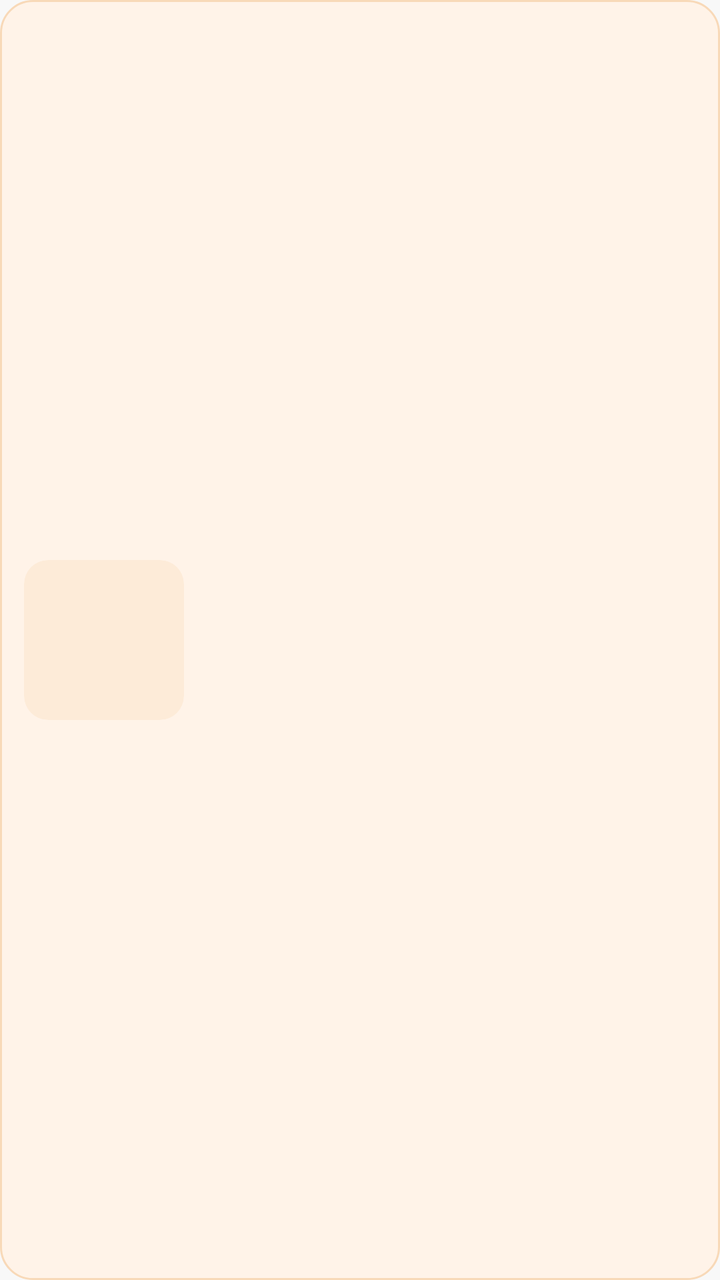
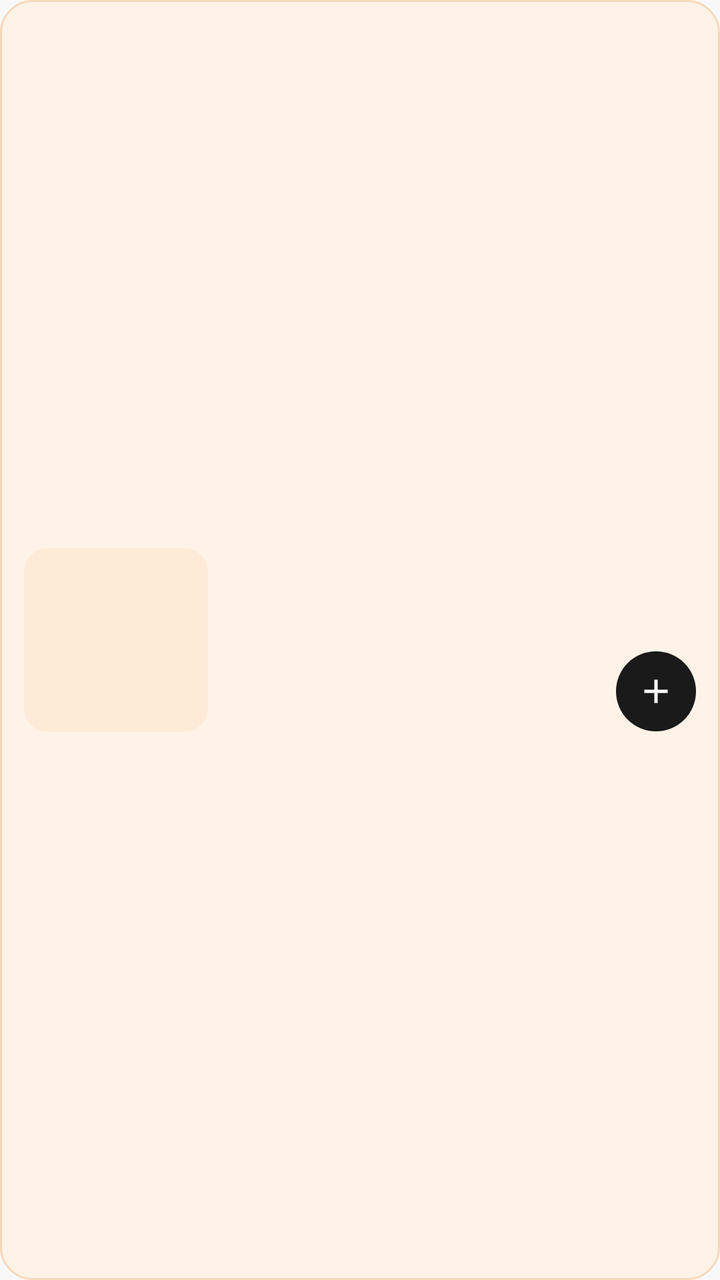

Compare the two renders of this Android layout. The source of the first and the diff that turns it into the second are given below.
<!-- AndroidManifest.xml: application theme Theme.KopiDanNyemil -->
<!-- res/layout/item_menu.xml -->
<?xml version="1.0" encoding="utf-8"?>
<LinearLayout xmlns:android="http://schemas.android.com/apk/res/android"
    android:layout_width="match_parent"
    android:layout_height="wrap_content"
    xmlns:app="http://schemas.android.com/apk/res-auto"
    android:layout_marginBottom="12dp"
    android:background="@drawable/bg_card_menu"
    android:gravity="center_vertical"
    android:orientation="horizontal"
    android:padding="12dp">

    <com.google.android.material.imageview.ShapeableImageView
        android:id="@+id/ivMenu"
        android:layout_width="80dp"
        android:layout_height="80dp"
        android:scaleType="centerCrop"
        android:src="@drawable/placeholder_food"
        app:shapeAppearanceOverlay="@style/RoundedImage" />

    <LinearLayout
        android:layout_width="0dp"
        android:layout_height="wrap_content"
        android:layout_marginStart="14dp"
        android:layout_weight="1"
        android:orientation="vertical">

        <TextView
            android:id="@+id/tvName"
            android:layout_width="wrap_content"
            android:layout_height="wrap_content"
            android:textColor="@color/black"
            android:textSize="16sp"
            android:textStyle="bold" />

        <TextView
            android:id="@+id/tvDesc"
            android:layout_width="wrap_content"
            android:layout_height="wrap_content"
            android:layout_marginTop="2dp"
            android:textColor="@color/gray_text"
            android:textSize="13sp" />

        <TextView
            android:id="@+id/tvPrice"
            android:layout_width="wrap_content"
            android:layout_height="wrap_content"
            android:layout_marginTop="6dp"
            android:textColor="@color/brown"
            android:textSize="15sp"
            android:textStyle="bold" />
    </LinearLayout>
</LinearLayout>
<!-- resources referenced by this layout -->
<resources>
  <color name="black">#1A1A1A</color>
  <color name="brown">#B45309</color>
  <color name="gray_text">#6B6B6B</color>
  <!-- drawable bg_card_menu (drawable) -->
  <?xml version="1.0" encoding="utf-8"?>
  <shape xmlns:android="http://schemas.android.com/apk/res/android">
      <solid android:color="@color/orange_light" />
      <stroke android:width="1dp" android:color="@color/orange_border" />
      <corners android:radius="16dp" />
  </shape>
  <!-- drawable placeholder_food (drawable) -->
  <?xml version="1.0" encoding="utf-8"?>
  <shape xmlns:android="http://schemas.android.com/apk/res/android">
      <solid android:color="@color/cream" />
      <corners android:radius="12dp" />
  </shape>
  <style name="RoundedImage">
          <item name="cornerSize">12dp</item>
      </style>
  <style name="Theme.KopiDanNyemil" parent="Theme.Material3.Light.NoActionBar">
          <item name="colorPrimary">@color/black</item>
          <item name="android:statusBarColor">@color/background</item>
          <item name="android:windowLightStatusBar">true</item>
          <item name="android:windowBackground">@color/background</item>
          <item name="android:windowAnimationStyle">@style/ActivityAnim</item>
      </style>
  <color name="orange_light">#FFF3E8</color>
  <color name="orange_border">#F8D9B8</color>
  <color name="cream">#FDEBD8</color>
  <color name="background">#F8F8F8</color>
  <style name="ActivityAnim" parent="@android:style/Animation.Activity">
          <item name="android:activityOpenEnterAnimation">@anim/slide_in_right</item>
          <item name="android:activityOpenExitAnimation">@anim/slide_out_left</item>
          <item name="android:activityCloseEnterAnimation">@anim/slide_in_left</item>
          <item name="android:activityCloseExitAnimation">@anim/slide_out_right</item>
      </style>
</resources>

<!-- the commit's change to res/layout/item_menu.xml (unified diff, before → after) -->
@@ -1,8 +1,9 @@
 <?xml version="1.0" encoding="utf-8"?>
-<LinearLayout xmlns:android="http://schemas.android.com/apk/res/android"
+<LinearLayout
+    xmlns:android="http://schemas.android.com/apk/res/android"
+    xmlns:app="http://schemas.android.com/apk/res-auto"
     android:layout_width="match_parent"
     android:layout_height="wrap_content"
-    xmlns:app="http://schemas.android.com/apk/res-auto"
     android:layout_marginBottom="12dp"
     android:background="@drawable/bg_card_menu"
     android:gravity="center_vertical"
@@ -11,8 +12,8 @@
 
     <com.google.android.material.imageview.ShapeableImageView
         android:id="@+id/ivMenu"
-        android:layout_width="80dp"
-        android:layout_height="80dp"
+        android:layout_width="92dp"
+        android:layout_height="92dp"
         android:scaleType="centerCrop"
         android:src="@drawable/placeholder_food"
         app:shapeAppearanceOverlay="@style/RoundedImage" />
@@ -40,13 +41,63 @@
             android:textColor="@color/gray_text"
             android:textSize="13sp" />
 
-        <TextView
-            android:id="@+id/tvPrice"
-            android:layout_width="wrap_content"
+        <LinearLayout
+            android:layout_width="match_parent"
             android:layout_height="wrap_content"
-            android:layout_marginTop="6dp"
-            android:textColor="@color/brown"
-            android:textSize="15sp"
-            android:textStyle="bold" />
+            android:layout_marginTop="10dp"
+            android:gravity="center_vertical"
+            android:orientation="horizontal">
+
+            <TextView
+                android:id="@+id/tvPrice"
+                android:layout_width="0dp"
+                android:layout_height="wrap_content"
+                android:layout_weight="1"
+                android:textColor="@color/brown"
+                android:textSize="15sp"
+                android:textStyle="bold" />
+
+            <ImageView
+                android:id="@+id/btnAdd"
+                android:layout_width="40dp"
+                android:layout_height="40dp"
+                android:background="@drawable/bg_add_circle"
+                android:padding="10dp"
+                android:src="@drawable/ic_plus" />
+
+            <LinearLayout
+                android:id="@+id/layoutQty"
+                android:layout_width="wrap_content"
+                android:layout_height="40dp"
+                android:background="@drawable/bg_qty"
+                android:gravity="center_vertical"
+                android:orientation="horizontal"
+                android:visibility="gone">
+
+                <ImageView
+                    android:id="@+id/btnMinus"
+                    android:layout_width="38dp"
+                    android:layout_height="match_parent"
+                    android:padding="11dp"
+                    android:src="@drawable/ic_minus_dark" />
+
+                <TextView
+                    android:id="@+id/tvQty"
+                    android:layout_width="wrap_content"
+                    android:layout_height="wrap_content"
+                    android:minWidth="22dp"
+                    android:gravity="center"
+                    android:textColor="@color/black"
+                    android:textSize="15sp"
+                    android:textStyle="bold" />
+
+                <ImageView
+                    android:id="@+id/btnPlus"
+                    android:layout_width="38dp"
+                    android:layout_height="match_parent"
+                    android:padding="11dp"
+                    android:src="@drawable/ic_plus_dark" />
+            </LinearLayout>
+        </LinearLayout>
     </LinearLayout>
 </LinearLayout>
<!-- resource entries referenced after the edit -->
@@ -3,6 +3,11 @@
   <color name="black">#1A1A1A</color>
   <color name="brown">#B45309</color>
   <color name="gray_text">#6B6B6B</color>
+  <!-- drawable bg_add_circle (drawable) -->
+  <?xml version="1.0" encoding="utf-8"?>
+  <shape xmlns:android="http://schemas.android.com/apk/res/android" android:shape="oval">
+      <solid android:color="@color/black" />
+  </shape>
   <!-- drawable bg_card_menu (drawable) -->
   <?xml version="1.0" encoding="utf-8"?>
   <shape xmlns:android="http://schemas.android.com/apk/res/android">
@@ -10,6 +15,46 @@
       <stroke android:width="1dp" android:color="@color/orange_border" />
       <corners android:radius="16dp" />
   </shape>
+  <!-- drawable bg_qty (drawable) -->
+  <?xml version="1.0" encoding="utf-8"?>
+  <shape xmlns:android="http://schemas.android.com/apk/res/android">
+      <solid android:color="@color/white" />
+      <stroke android:width="1.5dp" android:color="@color/black" />
+      <corners android:radius="22dp" />
+  </shape>
+  <!-- drawable ic_minus_dark (drawable) -->
+  <?xml version="1.0" encoding="utf-8"?>
+  <vector xmlns:android="http://schemas.android.com/apk/res/android"
+      android:width="24dp"
+      android:height="24dp"
+      android:viewportWidth="24"
+      android:viewportHeight="24">
+      <path
+          android:fillColor="#1A1A1A"
+          android:pathData="M5,11h14v2H5z" />
+  </vector>
+  <!-- drawable ic_plus (drawable) -->
+  <?xml version="1.0" encoding="utf-8"?>
+  <vector xmlns:android="http://schemas.android.com/apk/res/android"
+      android:width="24dp"
+      android:height="24dp"
+      android:viewportWidth="24"
+      android:viewportHeight="24">
+      <path
+          android:fillColor="#FFFFFF"
+          android:pathData="M11,5h2v6h6v2h-6v6h-2v-6H5v-2h6z" />
+  </vector>
+  <!-- drawable ic_plus_dark (drawable) -->
+  <?xml version="1.0" encoding="utf-8"?>
+  <vector xmlns:android="http://schemas.android.com/apk/res/android"
+      android:width="24dp"
+      android:height="24dp"
+      android:viewportWidth="24"
+      android:viewportHeight="24">
+      <path
+          android:fillColor="#1A1A1A"
+          android:pathData="M11,5h2v6h6v2h-6v6h-2v-6H5v-2h6z" />
+  </vector>
   <!-- drawable placeholder_food (drawable) -->
   <?xml version="1.0" encoding="utf-8"?>
   <shape xmlns:android="http://schemas.android.com/apk/res/android">
@@ -28,6 +73,7 @@
       </style>
   <color name="orange_light">#FFF3E8</color>
   <color name="orange_border">#F8D9B8</color>
+  <color name="white">#FFFFFF</color>
   <color name="cream">#FDEBD8</color>
   <color name="background">#F8F8F8</color>
   <style name="ActivityAnim" parent="@android:style/Animation.Activity">
